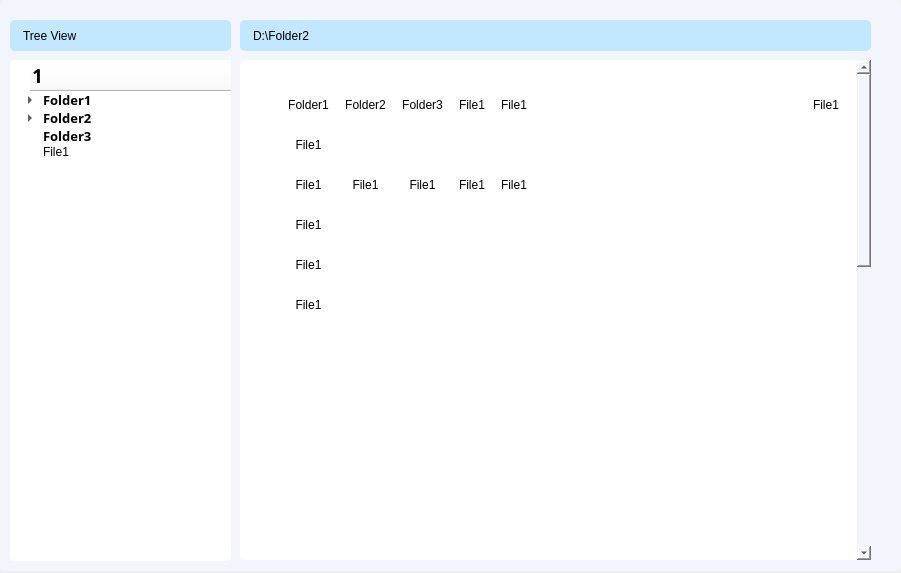
Before: the Qt Designer form fileExplorer.ui in hdkhang6803/PC_Remote_Control, drawn with Qt 5.
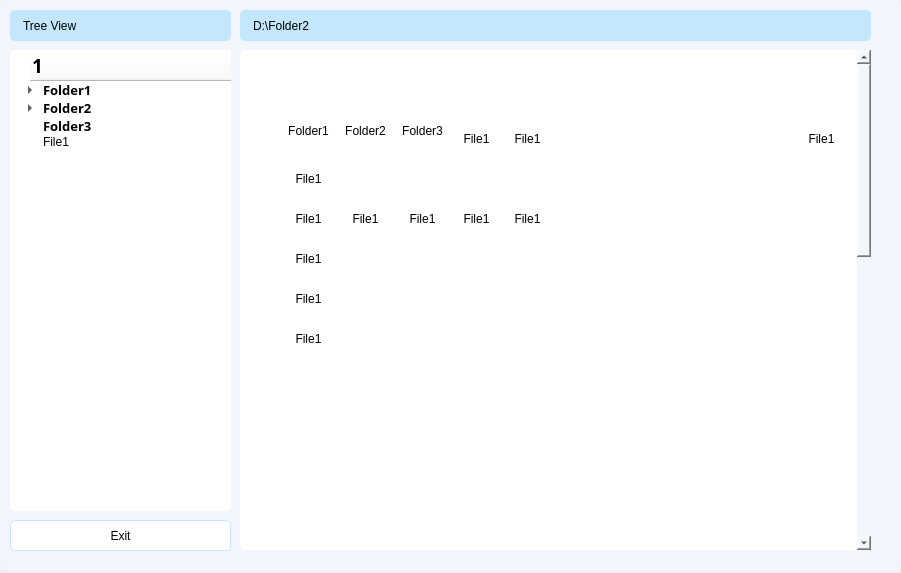
After: the same form once the commit is applied. Icons and pictures are not drawn.

Commit message: right before adding exit button

What changed in the file:
```diff
--- a/fileExplorer.ui
+++ b/fileExplorer.ui
@@ -30,7 +30,7 @@
     <property name="geometry">
      <rect>
       <x>10</x>
-      <y>20</y>
+      <y>10</y>
       <width>221</width>
       <height>31</height>
      </rect>
@@ -50,9 +50,9 @@
     <property name="geometry">
      <rect>
       <x>10</x>
-      <y>60</y>
+      <y>50</y>
       <width>221</width>
-      <height>501</height>
+      <height>461</height>
      </rect>
     </property>
     <property name="styleSheet">
@@ -188,7 +188,7 @@
     <property name="geometry">
      <rect>
       <x>240</x>
-      <y>20</y>
+      <y>10</y>
       <width>631</width>
       <height>31</height>
      </rect>
@@ -208,7 +208,7 @@
     <property name="geometry">
      <rect>
       <x>240</x>
-      <y>60</y>
+      <y>50</y>
       <width>631</width>
       <height>500</height>
      </rect>
@@ -479,6 +479,11 @@
                  <height>100</height>
                 </size>
                </property>
+               <property name="styleSheet">
+                <string notr="true">padding-top: 10px;
+padding-bottom: 6px;
+margin: 14px;</string>
+               </property>
                <property name="text">
                 <string/>
                </property>
@@ -492,7 +497,7 @@
                 <bool>true</bool>
                </property>
                <property name="margin">
-                <number>17</number>
+                <number>0</number>
                </property>
               </widget>
              </item>
@@ -524,6 +529,11 @@
                  <height>100</height>
                 </size>
                </property>
+               <property name="styleSheet">
+                <string notr="true">padding-top: 12px;
+padding-bottom: 6px;
+margin: 5px;</string>
+               </property>
                <property name="text">
                 <string/>
                </property>
@@ -540,7 +550,7 @@
                 <set>Qt::AlignLeading|Qt::AlignLeft|Qt::AlignVCenter</set>
                </property>
                <property name="margin">
-                <number>10</number>
+                <number>0</number>
                </property>
               </widget>
              </item>
@@ -662,6 +672,11 @@
                  <height>100</height>
                 </size>
                </property>
+               <property name="styleSheet">
+                <string notr="true">padding-top: 12px;
+padding-bottom: 6px;
+margin: 5px;</string>
+               </property>
                <property name="text">
                 <string/>
                </property>
@@ -675,7 +690,7 @@
                 <bool>true</bool>
                </property>
                <property name="margin">
-                <number>10</number>
+                <number>0</number>
                </property>
               </widget>
              </item>
@@ -707,6 +722,11 @@
                  <height>100</height>
                 </size>
                </property>
+               <property name="styleSheet">
+                <string notr="true">padding-top: 12px;
+padding-bottom: 6px;
+margin: 5px;</string>
+               </property>
                <property name="text">
                 <string/>
                </property>
@@ -720,7 +740,7 @@
                 <bool>true</bool>
                </property>
                <property name="margin">
-                <number>10</number>
+                <number>0</number>
                </property>
               </widget>
              </item>
@@ -752,6 +772,11 @@
                  <height>100</height>
                 </size>
                </property>
+               <property name="styleSheet">
+                <string notr="true">padding-top: 10px;
+padding-bottom: 6px;
+margin: 14px;</string>
+               </property>
                <property name="text">
                 <string/>
                </property>
@@ -765,7 +790,7 @@
                 <bool>true</bool>
                </property>
                <property name="margin">
-                <number>17</number>
+                <number>0</number>
                </property>
               </widget>
              </item>
@@ -913,6 +938,11 @@
                  <height>100</height>
                 </size>
                </property>
+               <property name="styleSheet">
+                <string notr="true">padding-top: 10px;
+padding-bottom: 6px;
+margin: 14px;</string>
+               </property>
                <property name="text">
                 <string/>
                </property>
@@ -926,7 +956,7 @@
                 <bool>true</bool>
                </property>
                <property name="margin">
-                <number>17</number>
+                <number>0</number>
                </property>
               </widget>
              </item>
@@ -1001,6 +1031,26 @@
      </layout>
     </widget>
    </widget>
+   <widget class="QPushButton" name="exitButton">
+    <property name="geometry">
+     <rect>
+      <x>10</x>
+      <y>520</y>
+      <width>221</width>
+      <height>31</height>
+     </rect>
+    </property>
+    <property name="styleSheet">
+     <string notr="true">font: 600 10pt &quot;UTM Avo&quot;;
+border: 1px solid rgb(194, 231, 255);
+background-color: #ffffff;
+border-radius: 5px;
+</string>
+    </property>
+    <property name="text">
+     <string>Exit</string>
+    </property>
+   </widget>
    <zorder>treeWidget</zorder>
    <zorder>TreeView</zorder>
    <zorder>scrollArea</zorder>
```
Left out of the diff: 1 changed line with no effect on the pictures. The commit also changes 26 other files.
